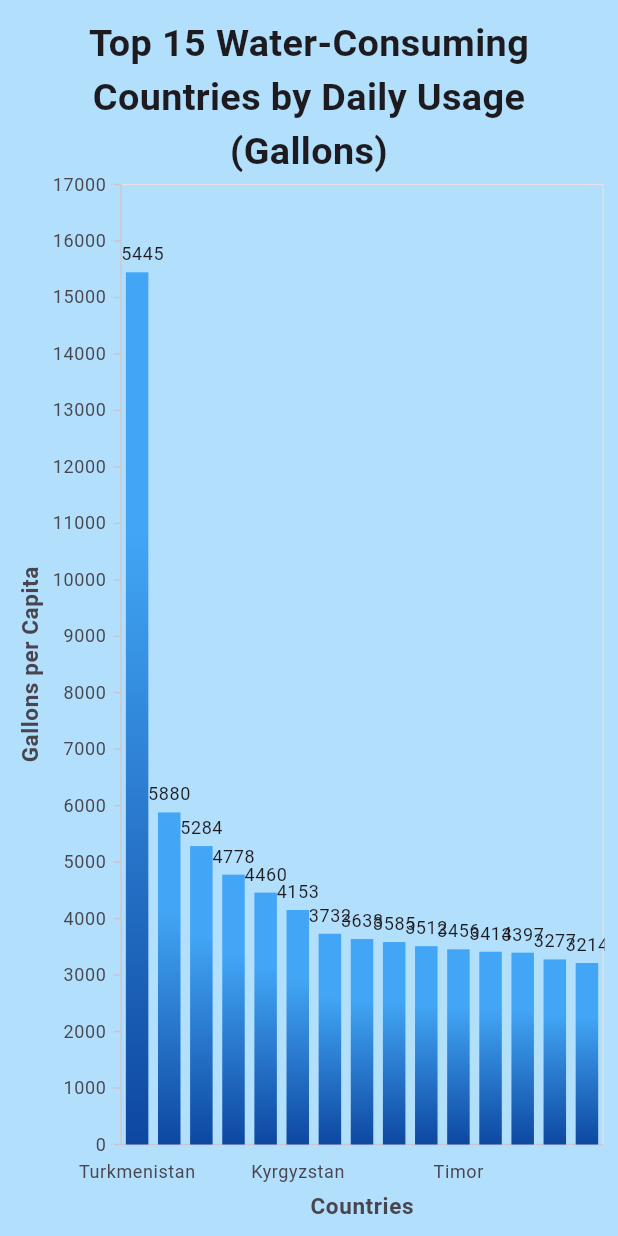
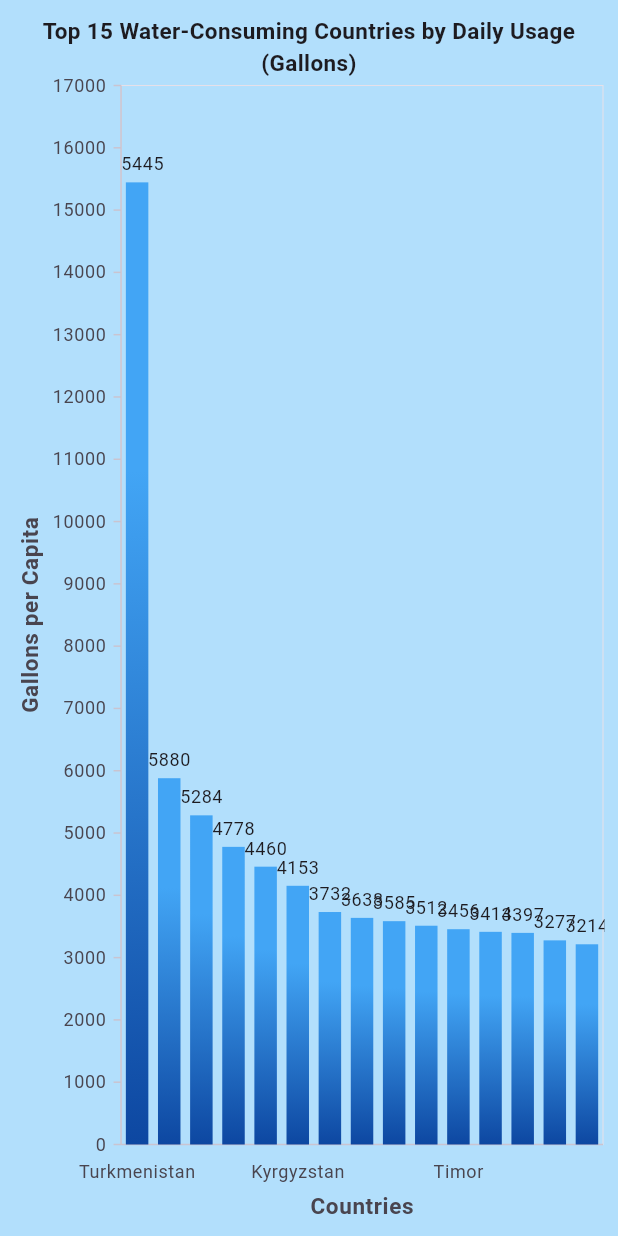
Before and after one commit to SyncfusionExamples/how-to-visualize-the-top-15-water-consuming-countries-using-a-flutter-column-chart, a Flutter app: the screen it shows after launch, on a phone screen of 412 x 824 dp. Run offline on Flutter 3.47's test engine with Material 3 defaults, Android fonts, the phone set to English and light mode, and no system bars; our stand-ins replace syncfusion_flutter_charts.

Commit message:
Title text style modification

```diff
--- a/lib/main.dart
+++ b/lib/main.dart
@@ -84,14 +84,11 @@ class WaterConsumptionColumnChartState
   Widget build(BuildContext context) {
     return SfCartesianChart(
       backgroundColor: Colors.lightBlue.withOpacity(0.3),
-      title: ChartTitle(
+      title: const ChartTitle(
         text: 'Top 15 Water-Consuming Countries by Daily Usage (Gallons)',
-        textStyle: Theme.of(context).textTheme.bodyMedium?.copyWith(
-              fontSize:
-                  (Theme.of(context).textTheme.bodyMedium?.fontSize ?? 14) *
-                      1.8,
-              fontWeight: FontWeight.bold,
-            ),
+        textStyle: TextStyle(
+          fontWeight: FontWeight.bold,
+        ),
       ),
       primaryXAxis: const CategoryAxis(
         title: AxisTitle(
@@ -117,7 +114,7 @@ class WaterConsumptionColumnChartState
           dataSource: _waterUsageData,
           xValueMapper: (WaterConsumptionData data, int index) => data.country,
           yValueMapper: (WaterConsumptionData data, int index) =>
-              data.waterUsage,
+              data.waterUsageInGallon,
           gradient: _gradient,
           dataLabelSettings: _dataLabelSettings,
         ),
@@ -127,7 +124,7 @@ class WaterConsumptionColumnChartState
 }
 
 class WaterConsumptionData {
-  WaterConsumptionData(this.country, this.waterUsage);
+  WaterConsumptionData(this.country, this.waterUsageInGallon);
   final String country;
-  final double waterUsage;
+  final double waterUsageInGallon;
 }
```
